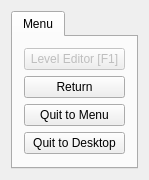
ensq/xkill-resources, file xkill-gui/InGameMenu.ui: the form before one commit.
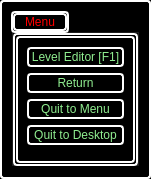
The form after the commit.

Diff of the .ui file:
```diff
--- a/xkill-gui/InGameMenu.ui
+++ b/xkill-gui/InGameMenu.ui
@@ -17,7 +17,31 @@
    <enum>Qt::LeftToRight</enum>
   </property>
   <property name="styleSheet">
-   <string notr="true"/>
+   <string notr="true">QWidget
+{
+color: lightgreen;
+border: 2px solid white;
+padding: 1px;
+border-radius: 4px;
+background: black;
+}
+QTabBar::tab
+{
+background: black;
+border: 2px solid white;
+border-radius: 4px;
+margin: 4px;
+min-width: 50px;
+}
+QTabBar::tab:selected
+{
+color: red;
+margin: 2px;
+}
+QTabBar::tab:!selected
+{
+color: lightgreen;
+}</string>
   </property>
   <widget class="QWidget" name="centralWidget">
    <layout class="QVBoxLayout" name="verticalLayout_2">
```
